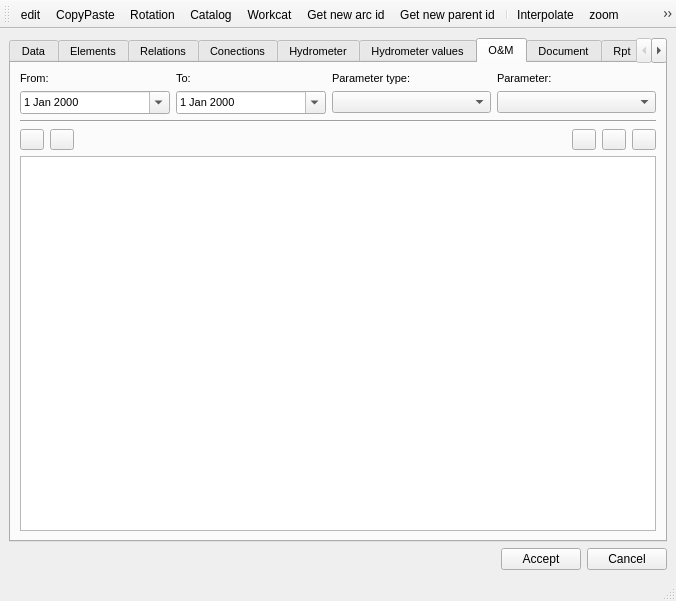
Above: ui/info_feature.ui from Giswater/giswater_qgis_plugin before the change. Below: the same form after it.
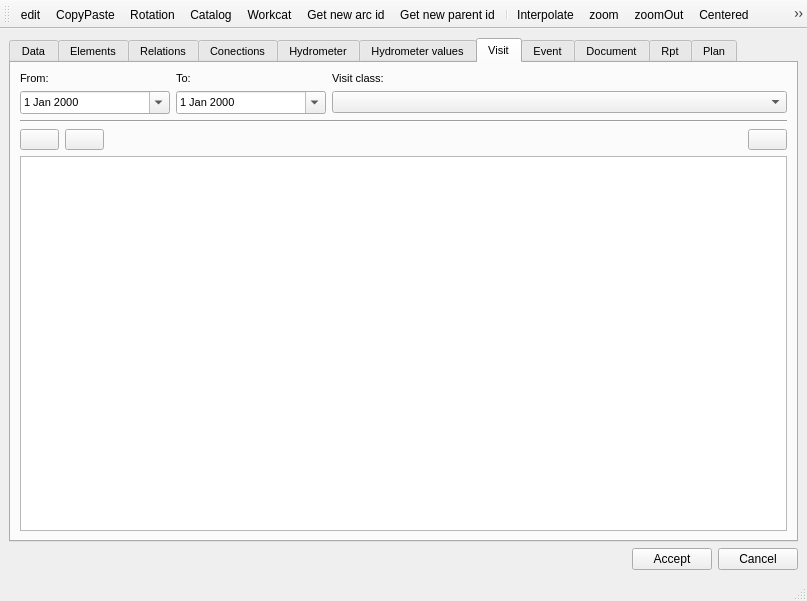
That is the form after the change. The open tabs and pages were chosen to show the change. Icons and pictures are not drawn.

Commit message: Enhancement: manage tab visit/event on custom form

```diff
--- a/ui/info_feature.ui
+++ b/ui/info_feature.ui
@@ -6,7 +6,7 @@
    <rect>
     <x>0</x>
     <y>0</y>
-    <width>676</width>
+    <width>807</width>
     <height>601</height>
    </rect>
   </property>
@@ -395,7 +395,124 @@
       </widget>
       <widget class="QWidget" name="tab_om">
        <attribute name="title">
-        <string>O&amp;&amp;M</string>
+        <string>Visit</string>
+       </attribute>
+       <layout class="QGridLayout" name="gridLayout_8">
+        <item row="0" column="0" colspan="4">
+         <layout class="QGridLayout" name="gridLayout_16">
+          <item row="1" column="1">
+           <widget class="QDateEdit" name="date_visit_to">
+            <property name="maximumSize">
+             <size>
+              <width>150</width>
+              <height>16777215</height>
+             </size>
+            </property>
+            <property name="calendarPopup">
+             <bool>true</bool>
+            </property>
+           </widget>
+          </item>
+          <item row="0" column="0">
+           <widget class="QLabel" name="label_14">
+            <property name="text">
+             <string>From:</string>
+            </property>
+           </widget>
+          </item>
+          <item row="0" column="1">
+           <widget class="QLabel" name="label_13">
+            <property name="text">
+             <string>To:</string>
+            </property>
+           </widget>
+          </item>
+          <item row="1" column="0">
+           <widget class="QDateEdit" name="date_visit_from">
+            <property name="maximumSize">
+             <size>
+              <width>150</width>
+              <height>16777215</height>
+             </size>
+            </property>
+            <property name="calendarPopup">
+             <bool>true</bool>
+            </property>
+           </widget>
+          </item>
+          <item row="1" column="2">
+           <widget class="QComboBox" name="cmb_visit_class"/>
+          </item>
+          <item row="0" column="2">
+           <widget class="QLabel" name="label_15">
+            <property name="text">
+             <string>Visit class:</string>
+            </property>
+           </widget>
+          </item>
+         </layout>
+        </item>
+        <item row="2" column="1">
+         <widget class="QPushButton" name="btn_new_visit_2">
+          <property name="text">
+           <string/>
+          </property>
+          <property name="icon">
+           <iconset>
+            <normaloff>../icons/64b.png</normaloff>../icons/64b.png</iconset>
+          </property>
+         </widget>
+        </item>
+        <item row="2" column="0">
+         <widget class="QPushButton" name="btn_open_visit_2">
+          <property name="text">
+           <string/>
+          </property>
+          <property name="icon">
+           <iconset>
+            <normaloff>../icons/65b.png</normaloff>../icons/65b.png</iconset>
+          </property>
+         </widget>
+        </item>
+        <item row="1" column="0" colspan="4">
+         <widget class="Line" name="line_3">
+          <property name="orientation">
+           <enum>Qt::Horizontal</enum>
+          </property>
+         </widget>
+        </item>
+        <item row="2" column="3">
+         <widget class="QPushButton" name="btn_open_gallery_2">
+          <property name="text">
+           <string/>
+          </property>
+          <property name="icon">
+           <iconset>
+            <normaloff>../icons/136.png</normaloff>../icons/136.png</iconset>
+          </property>
+         </widget>
+        </item>
+        <item row="2" column="2">
+         <spacer name="horizontalSpacer_5">
+          <property name="orientation">
+           <enum>Qt::Horizontal</enum>
+          </property>
+          <property name="sizeHint" stdset="0">
+           <size>
+            <width>40</width>
+            <height>20</height>
+           </size>
+          </property>
+         </spacer>
+        </item>
+        <item row="3" column="0" colspan="4">
+         <widget class="QTableView" name="tbl_visit_cf"/>
+        </item>
+       </layout>
+      </widget>
+      <widget class="QWidget" name="tab_event">
+       <attribute name="title">
+        <string>Event</string>
        </attribute>
        <layout class="QGridLayout" name="gridLayout_14">
         <item row="4" column="0">
```
Left out of the diff: 8 changed lines with no effect on the pictures. The commit also changes 4 other files.
